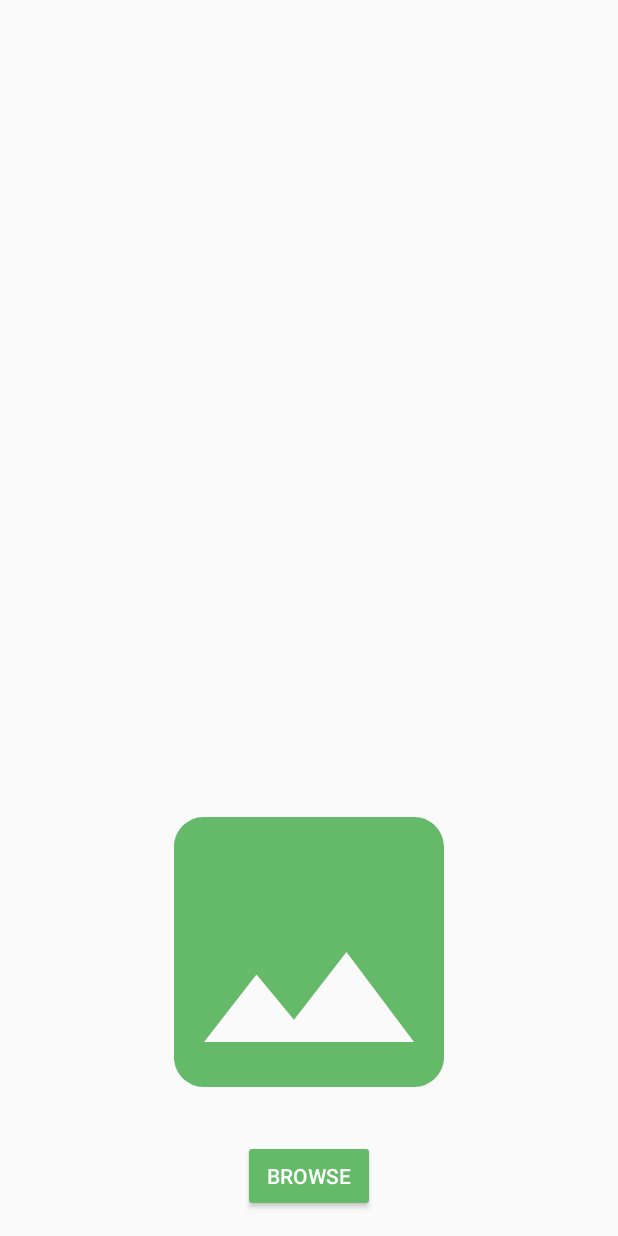
After one commit to NikitaMalkin/TripShareClient, an Android app: the layout layout_add_photo_dialog.xml on its own in the app's theme, with its tools: preview values and no code run, on a phone screen of 412 x 824 dp. The commit adds this screen. Run offline under Robolectric (Android 15) with nearby library versions, the phone set to English and light mode, and no system bars.

Commit message:
Added option to upload image or add a note to an existing marker of a route.

```diff
--- /dev/null
+++ b/app/src/main/res/drawable/ic_image_black_24dp.xml
@@ -0,0 +1,5 @@
+<vector android:height="24dp" android:tint="#64BA69"
+    android:viewportHeight="24.0" android:viewportWidth="24.0"
+    android:width="24dp" xmlns:android="http://schemas.android.com/apk/res/android">
+    <path android:fillColor="#FF000000" android:pathData="M21,19V5c0,-1.1 -0.9,-2 -2,-2H5c-1.1,0 -2,0.9 -2,2v14c0,1.1 0.9,2 2,2h14c1.1,0 2,-0.9 2,-2zM8.5,13.5l2.5,3.01L14.5,12l4.5,6H5l3.5,-4.5z"/>
+</vector>
--- /dev/null
+++ b/app/src/main/res/layout/layout_add_photo_dialog.xml
@@ -0,0 +1,30 @@
+<?xml version="1.0" encoding="utf-8"?>
+<android.support.constraint.ConstraintLayout xmlns:android="http://schemas.android.com/apk/res/android"
+    xmlns:app="http://schemas.android.com/apk/res-auto"
+    xmlns:tools="http://schemas.android.com/tools"
+    android:layout_width="match_parent"
+    android:layout_height="match_parent"
+    android:padding="16dp">
+
+    <Button
+        android:id="@+id/buttonBrowse"
+        style="@style/Widget.AppCompat.Button.Colored"
+        android:layout_width="wrap_content"
+        android:layout_height="wrap_content"
+        android:text="Browse"
+        app:layout_constraintBottom_toBottomOf="parent"
+        app:layout_constraintEnd_toEndOf="parent"
+        app:layout_constraintStart_toStartOf="parent" />
+
+    <ImageView
+        android:id="@+id/imageView"
+        android:layout_width="match_parent"
+        android:layout_height="240dp"
+        android:layout_marginBottom="5dp"
+        android:adjustViewBounds="true"
+        android:clickable="true"
+        android:visibility="visible"
+        app:layout_constraintBottom_toTopOf="@+id/buttonBrowse"
+        app:srcCompat="@drawable/ic_image_black_24dp"
+        tools:layout_editor_absoluteX="-16dp" />
+</android.support.constraint.ConstraintLayout>
```
Also changed, not shown: app/src/main/java/com/example/routesmanagementscreen/AddPhotoDialog.java (added, +142 -0 lines), app/src/main/java/com/example/routesmanagementscreen/ChooseAdditionDialog.java (+11 -0 lines).
